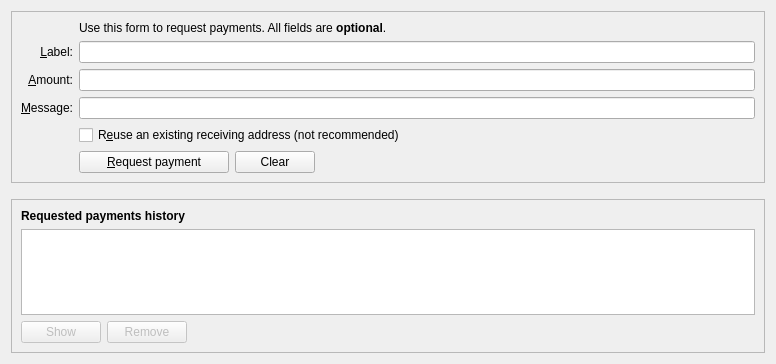
The window that src/qt/forms/receivecoinsdialog.ui (Ailein/atbcoin-insight) describes before a commit, drawn with Qt 5.
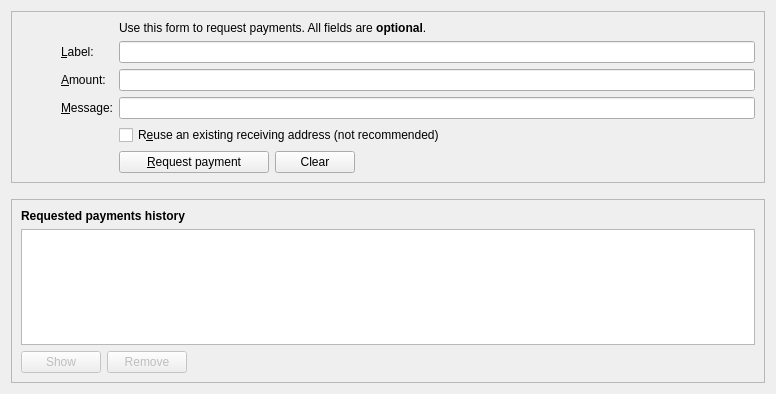
The same window after the commit. Icons and pictures are not drawn. Custom widgets are drawn as their Qt base class.

Commit message: Fixed style sheets for main tab elements

What changed in the file:
```diff
--- a/src/qt/forms/receivecoinsdialog.ui
+++ b/src/qt/forms/receivecoinsdialog.ui
@@ -7,7 +7,7 @@
     <x>0</x>
     <y>0</y>
     <width>776</width>
-    <height>364</height>
+    <height>394</height>
    </rect>
   </property>
   <layout class="QVBoxLayout" name="verticalLayout" stretch="0,0,1">
@@ -28,7 +28,7 @@
      <layout class="QVBoxLayout" name="verticalLayout_3">
       <item>
        <layout class="QGridLayout" name="gridLayout">
-        <item row="7" column="2">
+        <item row="7" column="3">
          <widget class="QCheckBox" name="reuseAddress">
           <property name="toolTip">
            <string>Reuse one of the previously used receiving addresses. Reusing addresses has security and privacy issues. Do not use this unless re-generating a payment request made before.</string>
@@ -38,83 +38,53 @@
           </property>
          </widget>
         </item>
-        <item row="7" column="0">
-         <widget class="QLabel" name="label_4">
-          <property name="text">
-           <string/>
-          </property>
-         </widget>
-        </item>
-        <item row="6" column="0">
-         <widget class="QLabel" name="label_3">
+        <item row="6" column="1">
+         <widget class="QLabel" name="Receive_Message">
           <property name="toolTip">
            <string>An optional message to attach to the payment request, which will be displayed when the request is opened. Note: The message will not be sent with the payment over the ATBcoin network.</string>
           </property>
           <property name="text">
            <string>&amp;Message:</string>
           </property>
-          <property name="alignment">
-           <set>Qt::AlignRight|Qt::AlignTrailing|Qt::AlignVCenter</set>
-          </property>
           <property name="buddy">
            <cstring>reqMessage</cstring>
           </property>
          </widget>
         </item>
-        <item row="4" column="2">
-         <widget class="QLineEdit" name="reqLabel">
-          <property name="toolTip">
-           <string>An optional label to associate with the new receiving address.</string>
-          </property>
-         </widget>
-        </item>
-        <item row="6" column="2">
+        <item row="6" column="3">
          <widget class="QLineEdit" name="reqMessage">
           <property name="toolTip">
            <string>An optional message to attach to the payment request, which will be displayed when the request is opened. Note: The message will not be sent with the payment over the ATBcoin network.</string>
           </property>
          </widget>
         </item>
-        <item row="2" column="2">
+        <item row="2" column="3">
          <widget class="QLabel" name="label_5">
           <property name="text">
            <string>Use this form to request payments. All fields are &lt;b&gt;optional&lt;/b&gt;.</string>
           </property>
          </widget>
         </item>
-        <item row="4" column="0">
-         <widget class="QLabel" name="label_2">
+        <item row="4" column="1">
+         <widget class="QLabel" name="Receive_Label">
           <property name="toolTip">
            <string>An optional label to associate with the new receiving address.</string>
           </property>
+          <property name="layoutDirection">
+           <enum>Qt::LeftToRight</enum>
+          </property>
+          <property name="autoFillBackground">
+           <bool>false</bool>
+          </property>
           <property name="text">
            <string>&amp;Label:</string>
           </property>
-          <property name="alignment">
-           <set>Qt::AlignRight|Qt::AlignTrailing|Qt::AlignVCenter</set>
-          </property>
           <property name="buddy">
            <cstring>reqLabel</cstring>
           </property>
          </widget>
         </item>
-        <item row="5" column="0">
-         <widget class="QLabel" name="label">
-          <property name="toolTip">
-           <string>An optional amount to request. Leave this empty or zero to not request a specific amount.</string>
-          </property>
-          <property name="text">
-           <string>&amp;Amount:</string>
-          </property>
-          <property name="alignment">
-           <set>Qt::AlignRight|Qt::AlignTrailing|Qt::AlignVCenter</set>
-          </property>
-          <property name="buddy">
-           <cstring>reqAmount</cstring>
-          </property>
-         </widget>
-        </item>
-        <item row="5" column="2">
+        <item row="5" column="3">
          <widget class="BitcoinAmountField" name="reqAmount">
           <property name="minimumSize">
            <size>
@@ -127,7 +97,41 @@
           </property>
          </widget>
         </item>
-        <item row="8" column="2">
+        <item row="7" column="1">
+         <widget class="QLabel" name="label_4">
+          <property name="text">
+           <string/>
+          </property>
+         </widget>
+        </item>
+        <item row="4" column="3">
+         <widget class="QLineEdit" name="reqLabel">
+          <property name="toolTip">
+           <string>An optional label to associate with the new receiving address.</string>
+          </property>
+         </widget>
+        </item>
+        <item row="8" column="1">
+         <widget class="QLabel" name="label_7">
+          <property name="text">
+           <string/>
+          </property>
+         </widget>
+        </item>
+        <item row="5" column="1">
+         <widget class="QLabel" name="Receive_Amount">
+          <property name="toolTip">
+           <string>An optional amount to request. Leave this empty or zero to not request a specific amount.</string>
+          </property>
+          <property name="text">
+           <string>&amp;Amount:</string>
+          </property>
+          <property name="buddy">
+           <cstring>reqAmount</cstring>
+          </property>
+         </widget>
+        </item>
+        <item row="8" column="3">
          <layout class="QHBoxLayout" name="horizontalLayout">
           <item>
            <widget class="QPushButton" name="receiveButton">
@@ -144,6 +148,12 @@
              <iconset resource="../bitcoin.qrc">
               <normaloff>:/icons/receiving_addresses</normaloff>:/icons/receiving_addresses</iconset>
             </property>
+            <property name="iconSize">
+             <size>
+              <width>32</width>
+              <height>32</height>
+             </size>
+            </property>
            </widget>
           </item>
           <item>
@@ -162,7 +172,13 @@
             </property>
             <property name="icon">
              <iconset resource="../bitcoin.qrc">
-              <normaloff>:/icons/remove</normaloff>:/icons/remove</iconset>
+              <normaloff>:/icons/quit</normaloff>:/icons/quit</iconset>
+            </property>
+            <property name="iconSize">
+             <size>
+              <width>20</width>
+              <height>20</height>
+             </size>
             </property>
             <property name="autoDefault">
              <bool>false</bool>
@@ -184,12 +200,21 @@
           </item>
          </layout>
         </item>
-        <item row="8" column="0">
-         <widget class="QLabel" name="label_7">
-          <property name="text">
-           <string/>
+        <item row="4" column="0">
+         <spacer name="horizontalSpacer_3">
+          <property name="orientation">
+           <enum>Qt::Horizontal</enum>
           </property>
-         </widget>
+          <property name="sizeType">
+           <enum>QSizePolicy::Fixed</enum>
+          </property>
+          <property name="sizeHint" stdset="0">
+           <size>
+            <width>40</width>
+            <height>20</height>
+           </size>
+          </property>
+         </spacer>
         </item>
        </layout>
       </item>
@@ -265,7 +290,13 @@
           </property>
           <property name="icon">
            <iconset resource="../bitcoin.qrc">
-            <normaloff>:/icons/edit</normaloff>:/icons/edit</iconset>
+            <normaloff>:/icons/eye</normaloff>:/icons/eye</iconset>
+          </property>
+          <property name="iconSize">
+           <size>
+            <width>20</width>
+            <height>20</height>
+           </size>
           </property>
           <property name="autoDefault">
            <bool>false</bool>
```
The commit also changes 4 other files.
